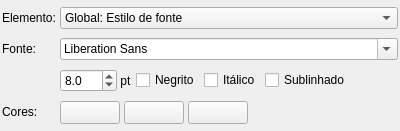
The window that pgmodeler_ui/ui/confaparenciawidget.ui (erdincay/pgmodeler-old) describes before a commit, drawn with Qt 5.
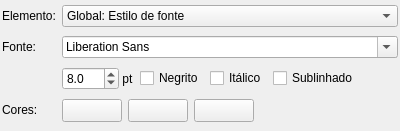
The same window after the commit.

The edit to the form file:
```diff
--- a/pgmodeler_ui/ui/confaparenciawidget.ui
+++ b/pgmodeler_ui/ui/confaparenciawidget.ui
@@ -18,7 +18,7 @@
     <number>2</number>
    </property>
    <property name="spacing">
-    <number>4</number>
+    <number>6</number>
    </property>
    <item row="0" column="0">
     <widget class="QLabel" name="elemento_lbl">
```
